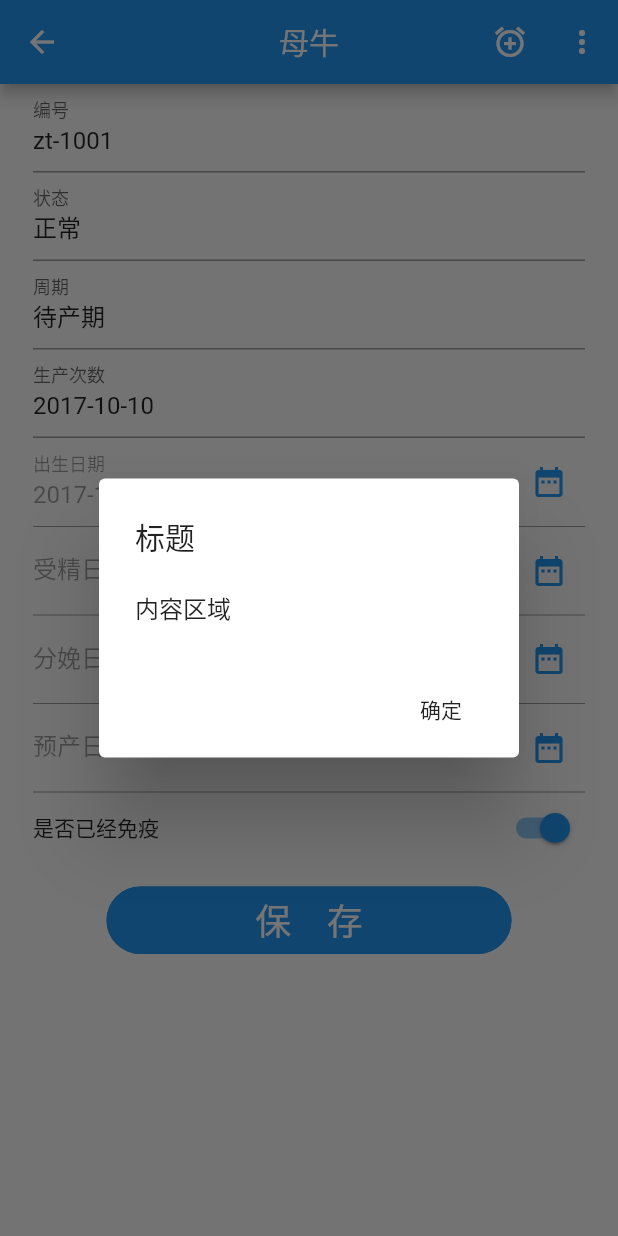
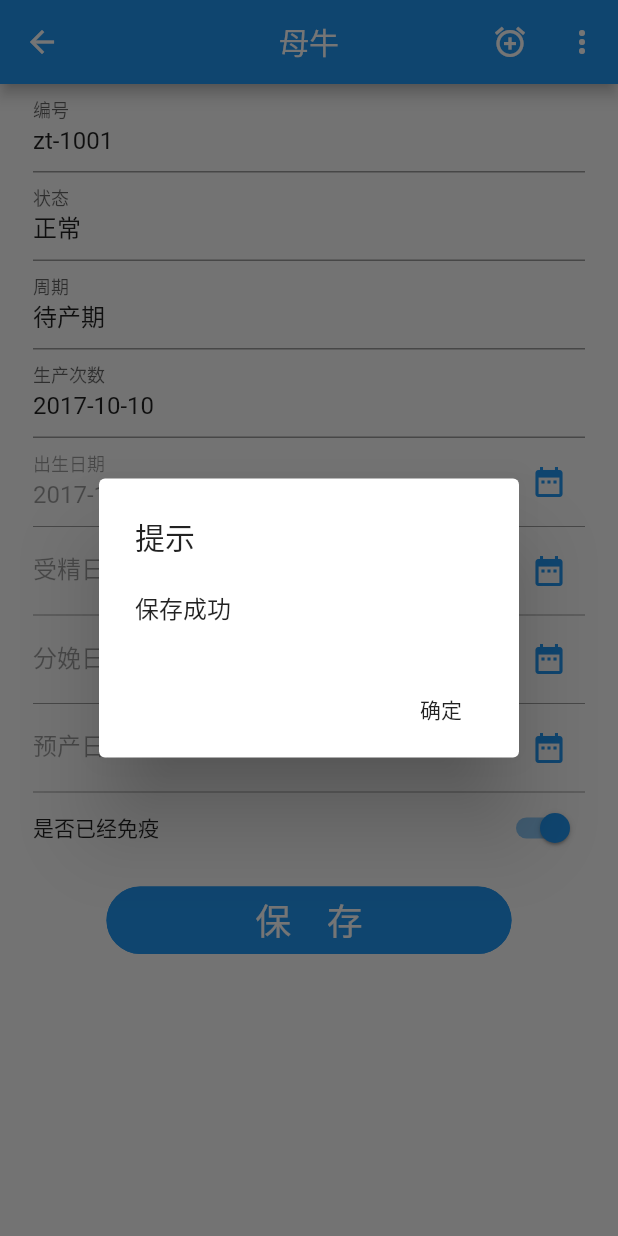
Before and after one commit to fivem/flutter_shiniu, a Flutter app: the CowFormPage screen opened directly, after a tap on an icon or button, on a phone screen of 412 x 824 dp. Run offline on Flutter 3.47's test engine with Material 2 defaults, Android fonts, the phone set to English and light mode, and no system bars; our stand-ins replace date_format, dio, sqflite; missing offline and left inert: mock_web_server; accounts and stored records are empty.

```diff
--- a/lib/main/producePage/datasource/cowDataSource.dart
+++ b/lib/main/producePage/datasource/cowDataSource.dart
@@ -23,7 +23,7 @@ class CowDataSource extends DataTableSource{
           onTap: (){
             Navigator.of(context).push(MaterialPageRoute(builder: (_){
               return CowFormPage(enable: false,cow:cow);
-            }));
+            },settings:RouteSettings(name: '/CowFormPage')));
           }
         )),
         DataCell(Text('${cow.EDC}')),
--- a/lib/main/producePage/producePage.dart
+++ b/lib/main/producePage/producePage.dart
@@ -54,7 +54,7 @@ class _ProducePage extends State<ProducePage>{
     _handleTap(){
       Navigator.of(context).push(MaterialPageRoute(builder:(context){
         return target;
-      }));
+      },settings: RouteSettings(name:'/WaitingParturition')));
     }
     return GestureDetector(
       onTap:_handleTap,
--- a/lib/main/producePage/productDetailPage/cowFormPage.dart
+++ b/lib/main/producePage/productDetailPage/cowFormPage.dart
@@ -139,14 +139,12 @@ class _CowFormPageState extends State<CowFormPage> {
                         showDialog(
                             context: context,
                             child: new AlertDialog(
-                              title: new Text("标题"),
-                              content: new Text("内容区域"),
+                              title: new Text("提示"),
+                              content: new Text("保存成功"),
                               actions: <Widget>[
                                 new FlatButton(
                                     onPressed: () {
-                                      Navigator.of(context).push(MaterialPageRoute(builder: (context){
-                                        return WaitingParturition();
-                                      }));
+                                       Navigator.of(context).popUntil(ModalRoute.withName("/WaitingParturition"));
                                     },
                                     child: new Text("确定")),
                               ],
--- a/lib/main/producePage/productDetailPage/waitingParturition.dart
+++ b/lib/main/producePage/productDetailPage/waitingParturition.dart
@@ -23,7 +23,7 @@ class _WaitingParturitionState extends State<WaitingParturition> {
     _addInfo(){
       Navigator.of(context).push(MaterialPageRoute(builder: (_){
         return CowFormPage(enable: true,cow:CowEntity(cowCode:'zt-1001',state: '正常',period: '待产期',birthCount: 3,birthDay: '2017-10-10',fertilizationDate: '2019-01-05',EDC: '2019-12-05',immuno: 1));
-      }));
+      },settings: RouteSettings(name: '/CowFormPage')));
     }
     void _sort<T>(Comparable<T> getField(CowEntity d), int columnIndex, bool ascending) {
       _dataTableSource.sortData<T>(getField, ascending);
```
